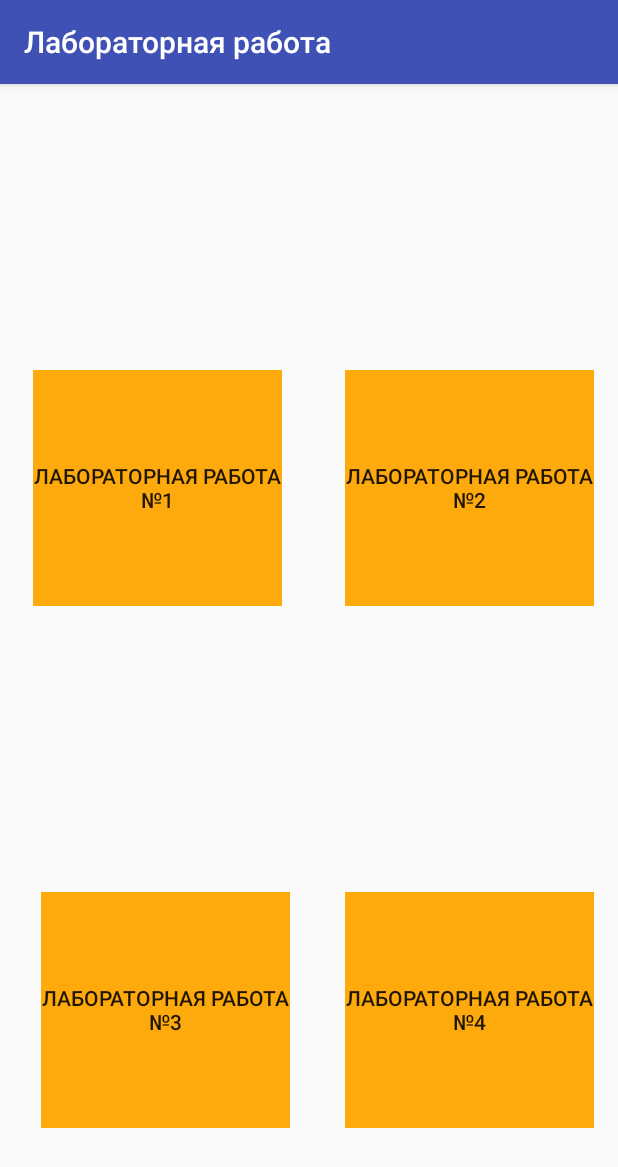
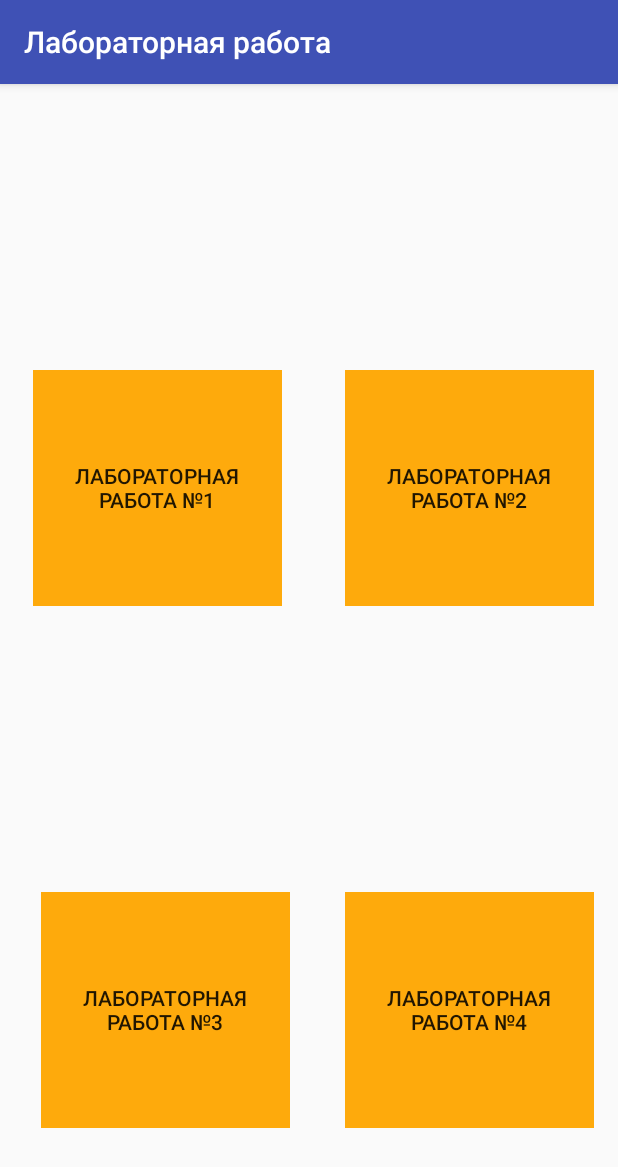
Before and after one commit to sersaf/android, an Android app: the screen it shows after launch (MainActivity), on a phone screen of 412 x 824 dp. Shown: the top 1167 px of the screen. Run offline under Robolectric (Android 15) with nearby library versions, the phone set to English and light mode, and no system bars.

Commit message:
1 задание

```diff
--- a/app/src/main/res/layout/activity_main.xml
+++ b/app/src/main/res/layout/activity_main.xml
@@ -16,7 +16,9 @@
         android:layout_marginStart="8dp"
         android:layout_marginTop="8dp"
         android:background="?android:attr/colorPressedHighlight"
+        android:padding="10px"
         android:text="@string/Lab1"
+        android:textAlignment="center"
         app:layout_constraintBottom_toTopOf="@+id/btn_L3"
         app:layout_constraintEnd_toStartOf="@+id/btn_L2"
         app:layout_constraintHorizontal_bias="0.285"
@@ -32,7 +34,9 @@
         android:layout_marginEnd="16dp"
         android:layout_marginTop="8dp"
         android:background="?android:attr/colorPressedHighlight"
+        android:padding="10px"
         android:text="Лабораторная работа №2"
+        android:textAlignment="center"
         app:layout_constraintBottom_toTopOf="@+id/btn_L4"
         app:layout_constraintEnd_toEndOf="parent"
         app:layout_constraintTop_toTopOf="parent" />
@@ -46,7 +50,9 @@
         android:layout_marginEnd="8dp"
         android:layout_marginStart="8dp"
         android:background="?android:attr/colorPressedHighlight"
+        android:padding="10px"
         android:text="Лабораторная работа №3"
+        android:textAlignment="center"
         app:layout_constraintBottom_toBottomOf="parent"
         app:layout_constraintEnd_toStartOf="@+id/btn_L4"
         app:layout_constraintHorizontal_bias="0.4"
@@ -60,7 +66,9 @@
         android:layout_marginBottom="72dp"
         android:layout_marginEnd="16dp"
         android:background="?android:attr/colorPressedHighlight"
+        android:padding="10px"
         android:text="Лабораторная работа №4"
+        android:textAlignment="center"
         app:layout_constraintBottom_toBottomOf="parent"
         app:layout_constraintEnd_toEndOf="parent" />
 
```
Also changed, not shown: app/src/main/AndroidManifest.xml (+13 -4 lines), app/src/main/java/com/example/sergejsafonov/android_3/Lab1.java (+12 -11 lines), app/src/main/java/com/example/sergejsafonov/android_3/Lab2.java (+17 -12 lines), app/src/main/res/layout/activity_rateactivity.xml (+0 -9 lines).
